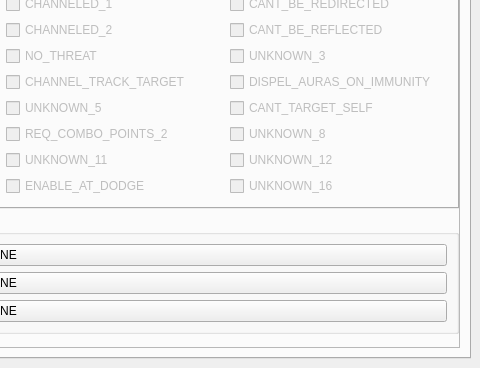
Above: editor/ui/object_editor.ui from Kyoril/wow-pp before the change; both pictures show x 625 to 1105 and y 218 to 586 of the 1105 by 586 pixel window. Below: the same form after it.
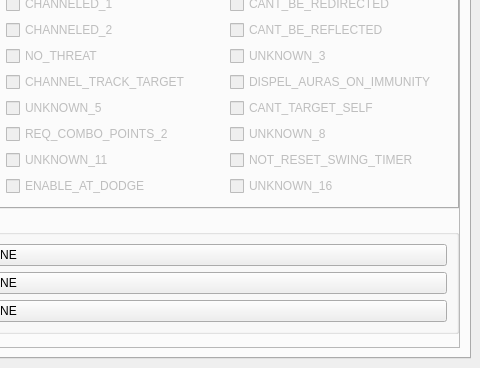
That is the form after the change. The open tabs and pages were chosen to show the change. Icons and pictures are not drawn.

What changed in the file:
```diff
--- a/editor/ui/object_editor.ui
+++ b/editor/ui/object_editor.ui
@@ -889,7 +889,7 @@
                    <bool>false</bool>
                   </property>
                   <property name="text">
-                   <string>UNKNOWN_12</string>
+                   <string>NOT_RESET_SWING_TIMER</string>
                   </property>
                  </widget>
                 </item>
```
Left out of the diff: 4 changed lines with no effect on the pictures.
